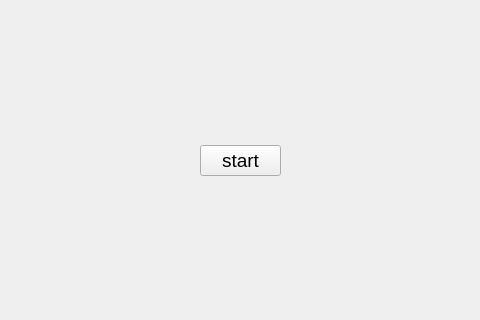
Before: the Qt Designer form doremi/mainwindow.ui in program-practice-doremi/DoReMi, drawn with Qt 5; both pictures show x 170 to 650 and y 155 to 475 of the 800 by 640 pixel window.
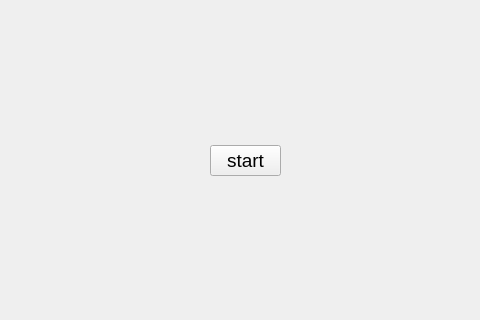
After: the same form once the commit is applied. Icons and pictures are not drawn.

What changed in the file:
```diff
--- a/doremi/mainwindow.ui
+++ b/doremi/mainwindow.ui
@@ -32,9 +32,9 @@
    <widget class="QPushButton" name="pushButton">
     <property name="geometry">
      <rect>
-      <x>370</x>
+      <x>380</x>
       <y>300</y>
-      <width>81</width>
+      <width>71</width>
       <height>31</height>
      </rect>
     </property>
```
